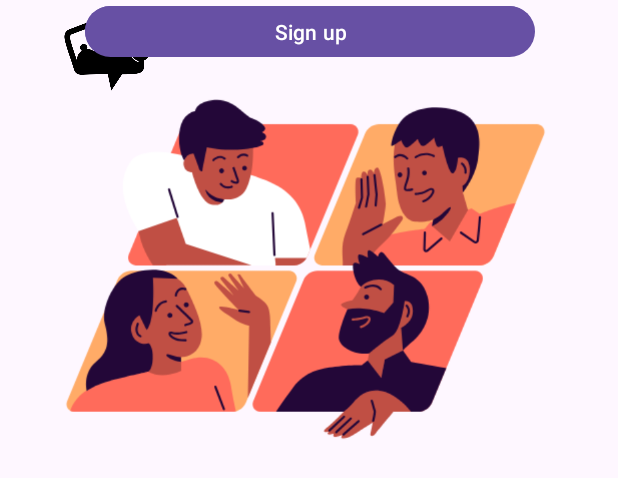
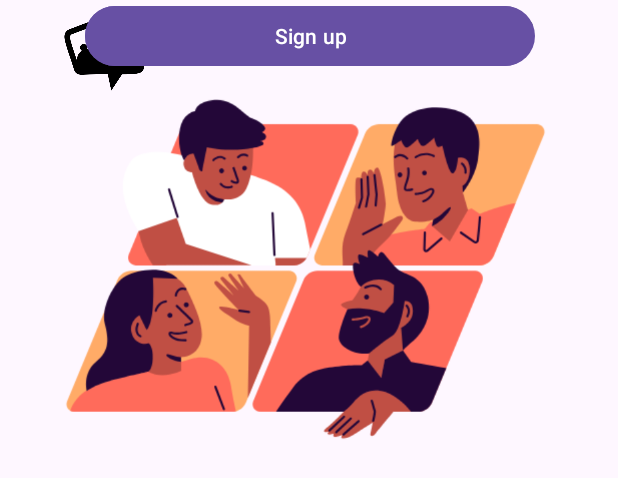
Before and after one commit to cbeAbishek/Illuminty-chat, an Android app: the layout activity_main.xml on its own in the app's theme, with its tools: preview values and no code run, on a phone screen of 412 x 824 dp. Shown: the top 478 px of the screen. Run offline under Robolectric (Android 15) with nearby library versions, the phone set to English and light mode, and no system bars; Roboto replaces fonts that are not available here.

Commit message:
login page

```diff
--- a/app/src/main/res/layout/activity_login.xml
+++ b/app/src/main/res/layout/activity_login.xml
@@ -47,10 +47,11 @@
         android:ems="10"
         android:hint="@string/pin_hint"
         android:inputType="numberPassword"
+        android:textColorHint="#DD2C00"
         app:layout_constraintEnd_toEndOf="@+id/editTextText"
         app:layout_constraintHorizontal_bias="0.0"
         app:layout_constraintStart_toStartOf="@+id/editTextText"
-        tools:ignore="LabelFor,MissingConstraints"
+        tools:ignore="LabelFor,MissingConstraints,TextContrastCheck"
         tools:layout_editor_absoluteY="452dp" />
 
     <TextView
--- a/app/src/main/res/layout/activity_main.xml
+++ b/app/src/main/res/layout/activity_main.xml
@@ -11,51 +11,58 @@
         android:id="@+id/imageView2"
         android:layout_width="71dp"
         android:layout_height="69dp"
+        android:contentDescription="@string/top_logo"
         app:layout_constraintEnd_toEndOf="parent"
         app:layout_constraintHorizontal_bias="0.105"
         app:layout_constraintStart_toStartOf="parent"
         tools:layout_editor_absoluteY="16dp"
-        tools:srcCompat="@drawable/logo" />
+        tools:srcCompat="@drawable/logo"
+        tools:ignore="MissingConstraints" />
 
     <TextView
         android:id="@+id/textView4"
         android:layout_width="wrap_content"
         android:layout_height="wrap_content"
         android:fontFamily="@font/bagel_fat_one"
-        android:text="illuminaties Chats"
+        android:text="@string/illuminaties_chats"
         android:textSize="24sp"
         app:layout_constraintEnd_toEndOf="parent"
         app:layout_constraintHorizontal_bias="0.503"
         app:layout_constraintStart_toEndOf="@+id/imageView2"
-        tools:layout_editor_absoluteY="34dp" />
+        tools:layout_editor_absoluteY="34dp"
+        tools:ignore="MissingConstraints" />
 
     <ImageView
         android:id="@+id/imageView3"
         android:layout_width="334dp"
         android:layout_height="358dp"
+        android:contentDescription="@string/entry_page_image"
         app:layout_constraintEnd_toEndOf="parent"
         app:layout_constraintHorizontal_bias="0.467"
         app:layout_constraintStart_toStartOf="parent"
+        tools:ignore="MissingConstraints,ImageContrastCheck"
         tools:layout_editor_absoluteY="85dp"
         tools:srcCompat="@drawable/home" />
 
     <Button
         android:id="@+id/button"
         android:layout_width="299dp"
-        android:layout_height="41dp"
-        android:text="Login"
+        android:layout_height="48dp"
+        android:text="@string/login"
         android:textColorLink="#FE6B5B"
         app:layout_constraintEnd_toEndOf="@+id/imageView3"
         app:layout_constraintHorizontal_bias="0.571"
         app:layout_constraintStart_toStartOf="@+id/imageView3"
+        tools:ignore="MissingConstraints"
         tools:layout_editor_absoluteY="457dp" />
 
     <Button
         android:layout_width="300dp"
-        android:layout_height="42dp"
-        android:text="Sign up"
+        android:layout_height="48dp"
+        android:text="@string/sign_up"
         app:layout_constraintEnd_toEndOf="@+id/button"
         app:layout_constraintStart_toStartOf="@+id/button"
+        tools:ignore="MissingConstraints"
         tools:layout_editor_absoluteY="509dp" />
 
 </androidx.constraintlayout.widget.ConstraintLayout>
--- a/app/src/main/res/values/strings.xml
+++ b/app/src/main/res/values/strings.xml
@@ -7,4 +7,9 @@
     <string name="logo">LOGO</string>
     <string name="user_name_email" translatable="false">"   User Name / Email"</string>
     <string name="pin_hint">"   ****"</string>
+    <string name="illuminaties_chats">illuminaties Chats</string>
+    <string name="login">Login</string>
+    <string name="sign_up">Sign up</string>
+    <string name="entry_page_image">Entry page image</string>
+    <string name="top_logo">top logo</string>
 </resources>
```
